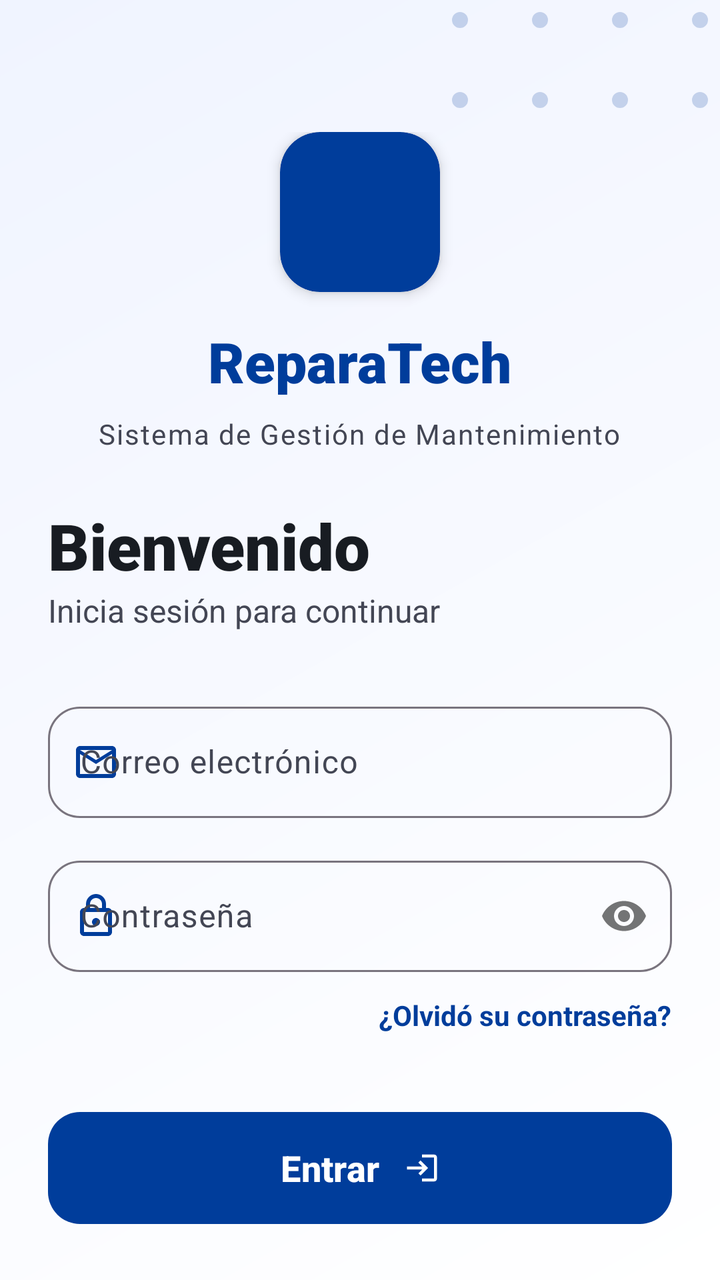
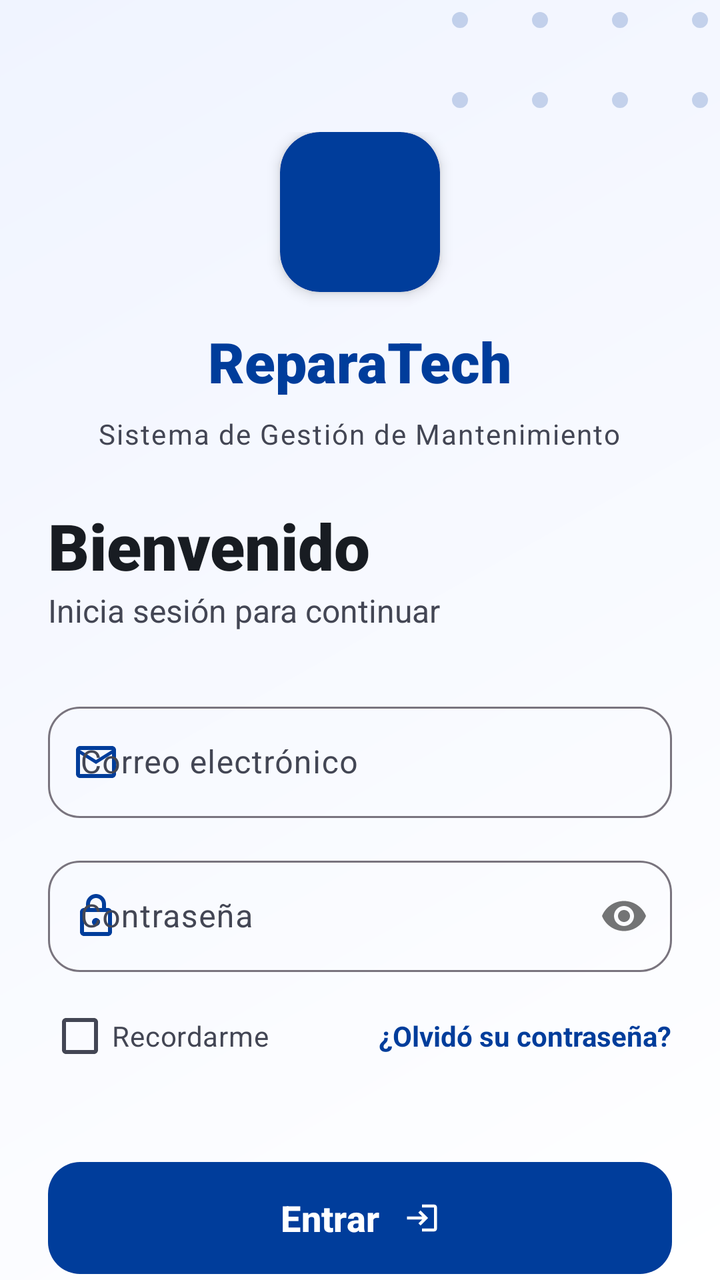

An Android layout rendered at two revisions. The XML below is the earlier revision; the diff shows what the commit changed to produce the second picture.
<!-- AndroidManifest.xml: application theme Theme.CibertecApp -->
<!-- res/layout/activity_login.xml -->
<?xml version="1.0" encoding="utf-8"?>
<androidx.constraintlayout.widget.ConstraintLayout xmlns:android="http://schemas.android.com/apk/res/android"
    xmlns:app="http://schemas.android.com/apk/res-auto"
    xmlns:tools="http://schemas.android.com/tools"
    android:layout_width="match_parent"
    android:layout_height="match_parent"
    android:background="@drawable/bg_login_with_pattern">

    <ScrollView
        android:layout_width="match_parent"
        android:layout_height="match_parent"
        android:fillViewport="true"
        android:scrollbars="none">

        <androidx.constraintlayout.widget.ConstraintLayout
            android:layout_width="match_parent"
            android:layout_height="wrap_content"
            android:paddingHorizontal="24dp"
            android:paddingBottom="40dp">

            <LinearLayout
                android:id="@+id/headerSection"
                android:layout_width="match_parent"
                android:layout_height="wrap_content"
                android:layout_marginTop="66dp"
                android:gravity="center"
                android:orientation="vertical"
                app:layout_constraintTop_toTopOf="parent">

                <com.google.android.material.card.MaterialCardView
                    android:layout_width="80dp"
                    android:layout_height="80dp"
                    app:cardCornerRadius="20dp"
                    app:cardElevation="4dp"
                    app:strokeWidth="0dp"
                    app:cardBackgroundColor="@color/login_primary">

                    <ImageView
                        android:layout_width="match_parent"
                        android:layout_height="match_parent"
                        android:padding="8dp"
                        android:src="@mipmap/ic_launcher"
                        android:contentDescription="Logo" />
                </com.google.android.material.card.MaterialCardView>

                <TextView
                    android:layout_width="wrap_content"
                    android:layout_height="wrap_content"
                    android:layout_marginTop="16dp"
                    android:fontFamily="sans-serif-black"
                    android:text="ReparaTech"
                    android:textColor="@color/login_primary"
                    android:textSize="28sp"
                    android:textStyle="bold" />

                <TextView
                    android:layout_width="wrap_content"
                    android:layout_height="wrap_content"
                    android:layout_marginTop="8dp"
                    android:text="@string/system_description"
                    android:textColor="@color/login_on_surface_variant"
                    android:textSize="14sp"
                    android:letterSpacing="0.05" />
            </LinearLayout>

            <TextView
                android:id="@+id/tvWelcome"
                android:layout_width="wrap_content"
                android:layout_height="wrap_content"
                android:layout_marginTop="25dp"
                android:fontFamily="sans-serif-black"
                android:text="@string/welcome"
                android:textColor="@color/login_on_surface"
                android:textSize="32sp"
                app:layout_constraintStart_toStartOf="parent"
                app:layout_constraintTop_toBottomOf="@id/headerSection" />

            <TextView
                android:id="@+id/tvSubtitle"
                android:layout_width="wrap_content"
                android:layout_height="wrap_content"
                android:text="@string/login_subtitle_new"
                android:textColor="@color/login_text_secondary"
                android:textSize="16sp"
                app:layout_constraintStart_toStartOf="parent"
                app:layout_constraintTop_toBottomOf="@id/tvWelcome" />

            <LinearLayout
                android:id="@+id/loginForm"
                android:layout_width="match_parent"
                android:layout_height="wrap_content"
                android:layout_marginTop="32dp"
                android:orientation="vertical"
                app:layout_constraintTop_toBottomOf="@id/tvSubtitle">

                <com.google.android.material.textfield.TextInputLayout
                    android:id="@+id/tilEmail"
                    style="@style/Widget.Material3.TextInputLayout.OutlinedBox"
                    android:layout_width="match_parent"
                    android:layout_height="wrap_content"
                    android:hint="@string/email_hint"
                    app:boxCornerRadiusBottomEnd="16dp"
                    app:boxCornerRadiusBottomStart="16dp"
                    app:boxCornerRadiusTopEnd="16dp"
                    app:boxCornerRadiusTopStart="16dp"
                    app:startIconDrawable="@drawable/ic_mail"
                    app:startIconTint="@color/login_primary">

                    <com.google.android.material.textfield.TextInputEditText
                        android:id="@+id/etEmail"
                        android:layout_width="match_parent"
                        android:layout_height="wrap_content"
                        android:textColor="@color/on_surface"
                        android:textColorHint="@color/on_surface_variant"
                        android:inputType="textEmailAddress" />
                </com.google.android.material.textfield.TextInputLayout>

                <com.google.android.material.textfield.TextInputLayout
                    android:id="@+id/tilPassword"
                    style="@style/Widget.Material3.TextInputLayout.OutlinedBox"
                    android:layout_width="match_parent"
                    android:layout_height="wrap_content"
                    android:layout_marginTop="16dp"
                    android:hint="@string/password_hint"
                    app:boxCornerRadiusBottomEnd="16dp"
                    app:boxCornerRadiusBottomStart="16dp"
                    app:boxCornerRadiusTopEnd="16dp"
                    app:boxCornerRadiusTopStart="16dp"
                    app:passwordToggleEnabled="true"
                    app:startIconDrawable="@drawable/ic_lock"
                    app:startIconTint="@color/login_primary">

                    <com.google.android.material.textfield.TextInputEditText
                        android:id="@+id/etPassword"
                        android:layout_width="match_parent"
                        android:layout_height="wrap_content"
                        android:textColor="@color/on_surface"
                        android:textColorHint="@color/on_surface_variant"
                        android:inputType="textPassword" />
                </com.google.android.material.textfield.TextInputLayout>

                <TextView
                    android:id="@+id/tvForgotPassword"
                    android:layout_width="wrap_content"
                    android:layout_height="wrap_content"
                    android:layout_gravity="end"
                    android:layout_marginTop="12dp"
                    android:text="@string/forgot_password"
                    android:textColor="@color/login_primary"
                    android:textStyle="bold"
                    android:clickable="true"
                    android:focusable="true" />

                <com.google.android.material.button.MaterialButton
                    android:id="@+id/btnlogin"
                    android:layout_width="match_parent"
                    android:layout_height="64dp"
                    android:layout_marginTop="35dp"
                    android:text="@string/enter"
                    android:textAllCaps="false"
                    android:textSize="18sp"
                    android:textStyle="bold"
                    app:cornerRadius="16dp"
                    app:backgroundTint="@color/login_primary"
                    app:icon="@drawable/ic_login"
                    app:iconGravity="textEnd"
                    app:iconPadding="12dp"
                    app:elevation="4dp" />

                <LinearLayout
                    android:layout_width="match_parent"
                    android:layout_height="wrap_content"
                    android:layout_marginTop="24dp"
                    android:gravity="center"
                    android:orientation="horizontal">

                    <View
                        android:layout_width="0dp"
                        android:layout_height="1dp"
                        android:layout_weight="1"
                        android:background="@color/outline_variant" />

                    <TextView
                        android:layout_width="wrap_content"
                        android:layout_height="wrap_content"
                        android:paddingHorizontal="16dp"
                        android:text="O continúa con"
                        android:textColor="@color/on_surface_variant"
                        android:textSize="14sp" />

                    <View
                        android:layout_width="0dp"
                        android:layout_height="1dp"
                        android:layout_weight="1"
                        android:background="@color/outline_variant" />
                </LinearLayout>

                <com.google.android.material.button.MaterialButton
                    android:id="@+id/btnGoogleLogin"
                    style="@style/Widget.Material3.Button.OutlinedButton"
                    android:layout_width="match_parent"
                    android:layout_height="64dp"
                    android:layout_marginTop="24dp"
                    android:text="Continuar con Google"
                    android:textAllCaps="false"
                    android:textSize="16sp"
                    android:textColor="@color/on_surface"
                    app:cornerRadius="16dp"
                    app:icon="@drawable/ic_google"
                    app:iconGravity="textStart"
                    app:iconPadding="12dp"
                    app:iconTint="@android:color/transparent"
                    app:strokeColor="@color/outline_variant" />

            </LinearLayout>

            <LinearLayout
                android:layout_width="wrap_content"
                android:layout_height="wrap_content"
                android:layout_marginTop="27dp"
                android:gravity="center"
                android:orientation="horizontal"
                app:layout_constraintEnd_toEndOf="parent"
                app:layout_constraintStart_toStartOf="parent"
                app:layout_constraintTop_toBottomOf="@id/loginForm">

                <TextView
                    android:layout_width="wrap_content"
                    android:layout_height="wrap_content"
                    android:text="@string/no_account"
                    android:textColor="@color/on_surface_variant" />

                <com.google.android.material.button.MaterialButton
                    android:id="@+id/btnregister"
                    style="@style/Widget.Material3.Button.TextButton"
                    android:layout_width="wrap_content"
                    android:layout_height="wrap_content"
                    android:text="@string/register"
                    android:textColor="@color/login_primary"
                    android:textStyle="bold" />
            </LinearLayout>

        </androidx.constraintlayout.widget.ConstraintLayout>

    </ScrollView>

    
    <androidx.constraintlayout.widget.ConstraintLayout
        android:id="@+id/loadingOverlay"
        android:layout_width="match_parent"
        android:layout_height="match_parent"
        android:background="#B3000000"
        android:elevation="10dp"
        android:clickable="true"
        android:focusable="true"
        android:visibility="gone">

        <com.google.android.material.card.MaterialCardView
            android:layout_width="wrap_content"
            android:layout_height="wrap_content"
            app:cardCornerRadius="24dp"
            app:cardElevation="8dp"
            app:layout_constraintBottom_toBottomOf="parent"
            app:layout_constraintEnd_toEndOf="parent"
            app:layout_constraintStart_toStartOf="parent"
            app:layout_constraintTop_toTopOf="parent">

            <LinearLayout
                android:layout_width="wrap_content"
                android:layout_height="wrap_content"
                android:gravity="center"
                android:orientation="vertical"
                android:padding="32dp">

                <ProgressBar
                    android:layout_width="48dp"
                    android:layout_height="48dp"
                    android:indeterminateTint="@color/brand_blue" />

                <TextView
                    android:id="@+id/tvLoadingMessage"
                    android:layout_width="wrap_content"
                    android:layout_height="wrap_content"
                    android:layout_marginTop="16dp"
                    android:fontFamily="sans-serif-black"
                    android:text="Iniciando sesión..."
                    android:textColor="@color/on_surface"
                    android:textSize="16sp" />

                <TextView
                    android:layout_width="wrap_content"
                    android:layout_height="wrap_content"
                    android:layout_marginTop="4dp"
                    android:text="Por favor, espera un momento"
                    android:textColor="@color/on_surface_variant"
                    android:textSize="13sp" />
            </LinearLayout>
        </com.google.android.material.card.MaterialCardView>
    </androidx.constraintlayout.widget.ConstraintLayout>

</androidx.constraintlayout.widget.ConstraintLayout>
<!-- resources referenced by this layout -->
<resources>
  <color name="brand_blue">#003D9B</color>
  <color name="login_on_surface">#181C22</color>
  <color name="login_on_surface_variant">#434654</color>
  <color name="login_primary">#003D9B</color>
  <color name="login_text_secondary">#434654</color>
  <color name="on_surface">#181C22</color>
  <color name="on_surface_variant">#434654</color>
  <color name="outline_variant">#C3C6D6</color>
  <!-- drawable ic_lock (drawable) -->
  <vector xmlns:android="http://schemas.android.com/apk/res/android"
      android:width="24dp"
      android:height="24dp"
      android:viewportWidth="24"
      android:viewportHeight="24"
      android:tint="@color/login_outline">
      <path
          android:fillColor="@android:color/white"
          android:pathData="M18,8h-1V6c0-2.76-2.24-5-5-5S7,3.24,7,6v2H6c-1.1,0-2,0.9-2,2v10c0,1.1,0.9,2,2,2h12c1.1,0,2-0.9,2-2V10C20,8.9,19.1,8,18,8zM9,6c0-1.66,1.34-3,3-3s3,1.34,3,3v2H9V6zM18,20H6V10h12V20zM12,17c1.1,0,2-0.9,2-2s-0.9-2-2-2s-2,0.9-2,2S10.9,17,12,17z"/>
  </vector>
  <!-- drawable ic_login (drawable) -->
  <vector xmlns:android="http://schemas.android.com/apk/res/android"
      android:width="24dp"
      android:height="24dp"
      android:viewportWidth="24"
      android:viewportHeight="24"
      android:tint="#FFFFFF">
      <path
          android:fillColor="@android:color/white"
          android:pathData="M11,7L9.6,8.4l2.6,2.6H2v2h10.2l-2.6,2.6L11,17l5,-5L11,7z M20,19h-8v2h8c1.1,0 2,-0.9 2,-2V5c0,-1.1 -0.9,-2 -2,-2h-8v2h8V19z"/>
  </vector>
  <!-- drawable ic_mail (drawable) -->
  <vector xmlns:android="http://schemas.android.com/apk/res/android"
      android:width="24dp"
      android:height="24dp"
      android:viewportWidth="24"
      android:viewportHeight="24"
      android:tint="@color/login_outline">
      <path
          android:fillColor="@android:color/white"
          android:pathData="M20,4H4C2.9,4 2,4.9 2,6v12c0,1.1 0.9,2 2,2h16c1.1,0 2,-0.9 2,-2V6C22,4.9 21.1,4 20,4zM20,18H4V8l8,5l8,-5V18zM12,11L4,6h16L12,11z"/>
  </vector>
  <!-- mipmap ic_launcher (mipmap-anydpi-v26) -->
  <?xml version="1.0" encoding="utf-8"?>
  <adaptive-icon xmlns:android="http://schemas.android.com/apk/res/android">
      <background android:drawable="@color/ic_launcher_background"/>
      <foreground android:drawable="@mipmap/ic_launcher_foreground"/>
      <monochrome android:drawable="@mipmap/ic_launcher_foreground"/>
  </adaptive-icon>
  <string name="email_hint">Correo electrónico</string>
  <string name="enter">Entrar</string>
  <string name="forgot_password">¿Olvidó su contraseña?</string>
  <string name="login_subtitle_new">Inicia sesión para continuar</string>
  <string name="no_account">¿No tienes cuenta? </string>
  <string name="password_hint">Contraseña</string>
  <string name="register">Regístrate</string>
  <string name="system_description">Sistema de Gestión de Mantenimiento</string>
  <string name="welcome">Bienvenido</string>
  <style name="Theme.CibertecApp" parent="Base.Theme.CibertecApp" />
  <color name="login_gradient_end">#F0F4FF</color>
  <color name="login_gradient_start">#FFFFFF</color>
  <color name="login_outline">#737685</color>
  <color name="ic_launcher_background">#01040D</color>
  <color name="white">#FFFFFFFF</color>
  <color name="nav_active_indicator">#EADDFF</color>
  <color name="nav_active_icon">#1D1B20</color>
  <color name="surface_bright">#F8F9FF</color>
  <style name="CustomActivityAnimation" parent="@android:style/Animation.Activity">
          <item name="android:activityOpenEnterAnimation">@anim/axis_z_enter</item>
          <item name="android:activityOpenExitAnimation">@anim/axis_z_exit</item>
          <item name="android:activityCloseEnterAnimation">@anim/axis_z_pop_enter</item>
          <item name="android:activityCloseExitAnimation">@anim/axis_z_pop_exit</item>
      </style>
  <!-- unchanged entries left out for length: 4 -->
</resources>

<!-- the commit's change to res/layout/activity_login.xml (unified diff, before → after) -->
@@ -139,17 +139,33 @@
                         android:inputType="textPassword" />
                 </com.google.android.material.textfield.TextInputLayout>
 
-                <TextView
-                    android:id="@+id/tvForgotPassword"
-                    android:layout_width="wrap_content"
-                    android:layout_height="wrap_content"
-                    android:layout_gravity="end"
-                    android:layout_marginTop="12dp"
-                    android:text="@string/forgot_password"
-                    android:textColor="@color/login_primary"
-                    android:textStyle="bold"
-                    android:clickable="true"
-                    android:focusable="true" />
+                <RelativeLayout
+                    android:layout_width="match_parent"
+                    android:layout_height="wrap_content"
+                    android:layout_marginTop="8dp">
+
+                    <com.google.android.material.checkbox.MaterialCheckBox
+                        android:id="@+id/cbRememberMe"
+                        android:layout_width="wrap_content"
+                        android:layout_height="wrap_content"
+                        android:layout_alignParentStart="true"
+                        android:layout_centerVertical="true"
+                        android:text="Recordarme"
+                        android:textColor="@color/on_surface_variant"
+                        android:textSize="14sp" />
+
+                    <TextView
+                        android:id="@+id/tvForgotPassword"
+                        android:layout_width="wrap_content"
+                        android:layout_height="wrap_content"
+                        android:layout_alignParentEnd="true"
+                        android:layout_centerVertical="true"
+                        android:clickable="true"
+                        android:focusable="true"
+                        android:text="@string/forgot_password"
+                        android:textColor="@color/login_primary"
+                        android:textStyle="bold" />
+                </RelativeLayout>
 
                 <com.google.android.material.button.MaterialButton
                     android:id="@+id/btnlogin"
